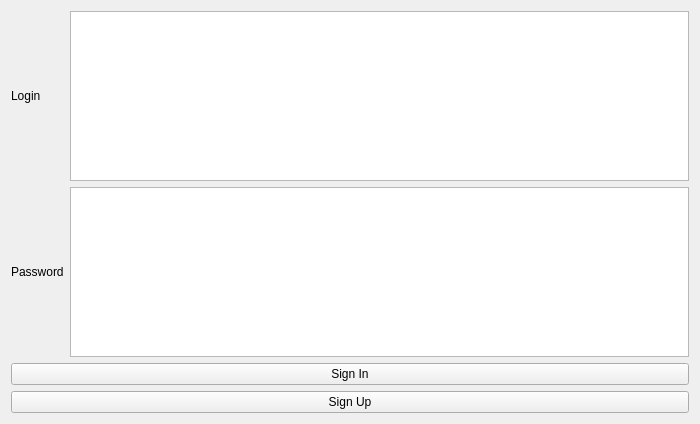
The window that windows/widgets/login_widget.ui (Belyashi/LogisticTask) describes before a commit, drawn with Qt 5.
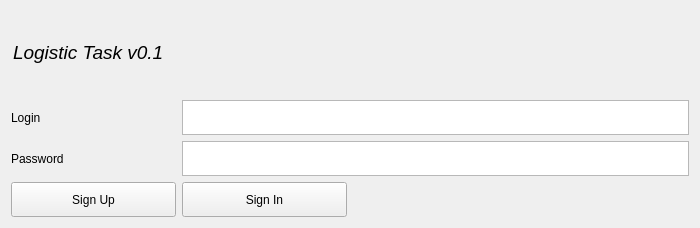
The same window after the commit.

Commit message: Made sign in widget.

What changed in the file:
```diff
--- a/windows/widgets/login_widget.ui
+++ b/windows/widgets/login_widget.ui
@@ -7,20 +7,77 @@
     <x>0</x>
     <y>0</y>
     <width>700</width>
-    <height>424</height>
+    <height>228</height>
    </rect>
   </property>
   <property name="windowTitle">
    <string>Form</string>
   </property>
   <layout class="QGridLayout" name="LoginLayout">
-   <item row="6" column="0" colspan="2">
+   <item row="3" column="1" colspan="3">
+    <widget class="QTextEdit" name="password_field">
+     <property name="minimumSize">
+      <size>
+       <width>0</width>
+       <height>35</height>
+      </size>
+     </property>
+     <property name="maximumSize">
+      <size>
+       <width>16777215</width>
+       <height>35</height>
+      </size>
+     </property>
+     <property name="lineWidth">
+      <number>2</number>
+     </property>
+     <property name="html">
+      <string>&lt;!DOCTYPE HTML PUBLIC &quot;-//W3C//DTD HTML 4.0//EN&quot; &quot;http://www.w3.org/TR/REC-html40/strict.dtd&quot;&gt;
+&lt;html&gt;&lt;head&gt;&lt;meta name=&quot;qrichtext&quot; content=&quot;1&quot; /&gt;&lt;style type=&quot;text/css&quot;&gt;
+p, li { white-space: pre-wrap; }
+&lt;/style&gt;&lt;/head&gt;&lt;body style=&quot; font-family:'Ubuntu'; font-size:11pt; font-weight:400; font-style:normal;&quot;&gt;
+&lt;p style=&quot;-qt-paragraph-type:empty; margin-top:0px; margin-bottom:0px; margin-left:0px; margin-right:0px; -qt-block-indent:0; text-indent:0px;&quot;&gt;&lt;br /&gt;&lt;/p&gt;&lt;/body&gt;&lt;/html&gt;</string>
+     </property>
+    </widget>
+   </item>
+   <item row="4" column="0">
     <widget class="QPushButton" name="sign_up">
+     <property name="minimumSize">
+      <size>
+       <width>0</width>
+       <height>35</height>
+      </size>
+     </property>
+     <property name="maximumSize">
+      <size>
+       <width>16777215</width>
+       <height>35</height>
+      </size>
+     </property>
      <property name="text">
       <string>Sign Up</string>
      </property>
     </widget>
    </item>
+   <item row="4" column="1">
+    <widget class="QPushButton" name="sign_in">
+     <property name="minimumSize">
+      <size>
+       <width>0</width>
+       <height>35</height>
+      </size>
+     </property>
+     <property name="maximumSize">
+      <size>
+       <width>16777215</width>
+       <height>35</height>
+      </size>
+     </property>
+     <property name="text">
+      <string>Sign In</string>
+     </property>
+    </widget>
+   </item>
    <item row="2" column="0">
     <widget class="QLabel" name="login_label">
      <property name="text">
@@ -28,19 +85,6 @@
      </property>
     </widget>
    </item>
-   <item row="2" column="1">
-    <widget class="QTextEdit" name="login_field"/>
-   </item>
-   <item row="5" column="0" colspan="2">
-    <widget class="QPushButton" name="sign_in">
-     <property name="text">
-      <string>Sign In</string>
-     </property>
-    </widget>
-   </item>
-   <item row="3" column="1">
-    <widget class="QTextEdit" name="password_field"/>
-   </item>
    <item row="3" column="0">
     <widget class="QLabel" name="password_label">
      <property name="text">
@@ -48,6 +92,51 @@
      </property>
     </widget>
    </item>
+   <item row="2" column="1" colspan="3">
+    <widget class="QTextEdit" name="login_field">
+     <property name="minimumSize">
+      <size>
+       <width>0</width>
+       <height>35</height>
+      </size>
+     </property>
+     <property name="maximumSize">
+      <size>
+       <width>16777215</width>
+       <height>35</height>
+      </size>
+     </property>
+     <property name="lineWidth">
+      <number>2</number>
+     </property>
+    </widget>
+   </item>
+   <item row="0" column="0">
+    <widget class="QLabel" name="label">
+     <property name="font">
+      <font>
+       <pointsize>14</pointsize>
+       <italic>true</italic>
+      </font>
+     </property>
+     <property name="text">
+      <string>Logistic Task v0.1</string>
+     </property>
+     <property name="textFormat">
+      <enum>Qt::AutoText</enum>
+     </property>
+     <property name="indent">
+      <number>2</number>
+     </property>
+    </widget>
+   </item>
+   <item row="0" column="2" colspan="2">
+    <widget class="QLabel" name="error_label">
+     <property name="text">
+      <string/>
+     </property>
+    </widget>
+   </item>
   </layout>
  </widget>
  <resources/>
```
Left out of the diff: 2 changed lines with no effect on the pictures. The commit also changes 3 other files.
